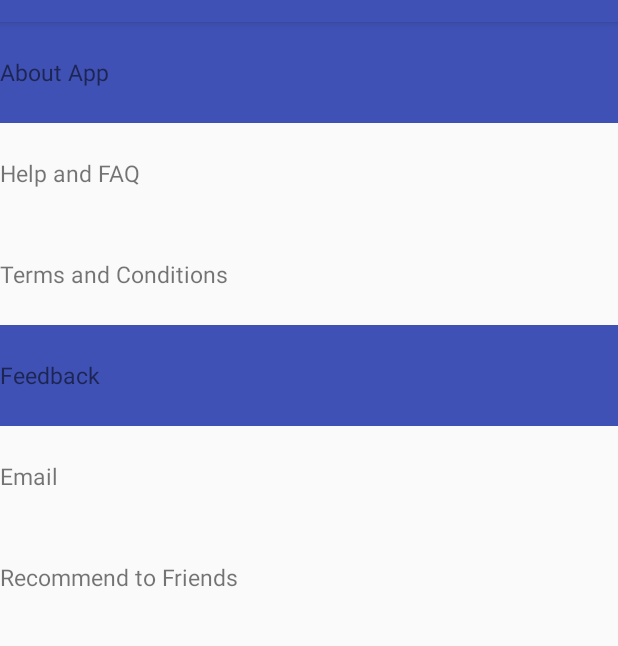
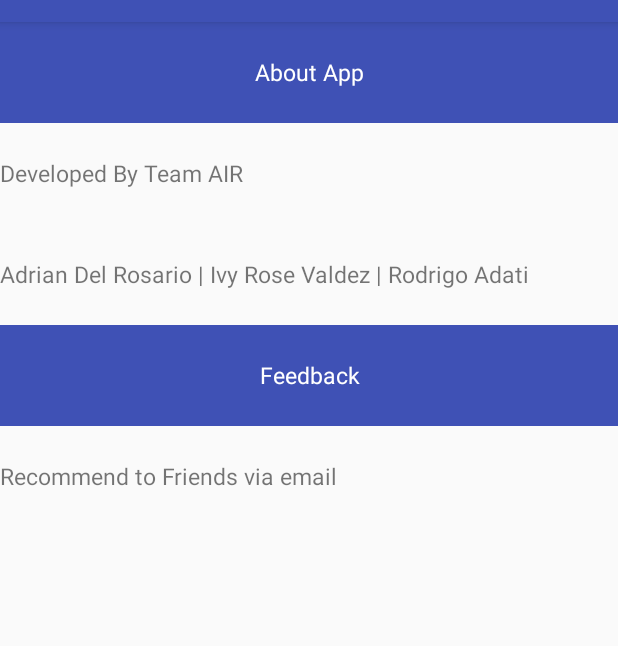
Before and after one commit to radiajan/COMP742-Mobile-Applications-Development, an Android app: the fragment FragmentAbout placed in its activity, on a phone screen of 412 x 824 dp, the part 62-708 px from its top. Run offline under Robolectric (Android 15) with nearby library versions, the phone set to English and light mode, and no system bars; our stand-ins replace Firebase (no records; nobody signed in at launch, a user with empty details on screens opened directly); libraries missing offline, so code that uses them is left out: com.firebase.ui, com.roughike.bottombar; 2 statements that could not run were skipped.

Commit message:
Deleted unused files nad changed UI

```diff
--- a/10Ants/app/src/main/AndroidManifest.xml
+++ b/10Ants/app/src/main/AndroidManifest.xml
@@ -13,8 +13,7 @@
         android:roundIcon="@mipmap/icon1"
         android:supportsRtl="true"
         android:theme="@style/AppTheme">
-        <activity android:name=".View.Login"
-            android:screenOrientation="portrait">
+        <activity android:name=".View.Login">
             <intent-filter>
                 <action android:name="android.intent.action.MAIN" />
 
--- a/10Ants/app/src/main/java/com/cornell/air/a10ants/Model/ChatMessage.java
+++ b/10Ants/app/src/main/java/com/cornell/air/a10ants/Model/ChatMessage.java
@@ -10,6 +10,10 @@ public class ChatMessage {
     private String messageText;
     private String messageUser;
     private long messageTime;
+
+    public ChatMessage(){
+
+    }
 
     public ChatMessage(String messageText, String messageUser) {
         this.messageText = messageText;
--- a/10Ants/app/src/main/java/com/cornell/air/a10ants/Model/PropertyList.java
+++ b/10Ants/app/src/main/java/com/cornell/air/a10ants/Model/PropertyList.java
@@ -36,7 +36,6 @@ public class PropertyList extends ArrayAdapter<Property> {
 
         View ListViewItem = inflater.inflate(R.layout.custom_list_property, null, true);
 
-        ImageView propImage = (ImageView) ListViewItem.findViewById(R.id.propImage);
         TextView tvName = (TextView) ListViewItem.findViewById(R.id.tvName);
         TextView tvDescription = (TextView) ListViewItem.findViewById(R.id.tvDescription);
 
--- a/10Ants/app/src/main/java/com/cornell/air/a10ants/View/addExpense.java
+++ b/10Ants/app/src/main/java/com/cornell/air/a10ants/View/addExpense.java
@@ -169,7 +169,7 @@ public class addExpense extends AppCompatActivity {
      * Set the data to the controls
      */
     private void setControlData(){
-        etAmount.setText(""+expenseAmount);
+        etAmount.setText(expenseAmount != null ? ""+expenseAmount : "");
         etPaidTo.setText(expensePaidTo);
         etPaidOn.setText(expensePaidOn);
         ArrayAdapter<CharSequence> adapter = ArrayAdapter.createFromResource(this, R.array.expense_type, android.R.layout.simple_spinner_item);
--- a/10Ants/app/src/main/res/layout/add_expenses.xml
+++ b/10Ants/app/src/main/res/layout/add_expenses.xml
@@ -27,9 +27,9 @@
         android:layout_width="200dp"
         android:layout_height="wrap_content"
         android:layout_below="@+id/tvAmount"
+        android:background="@drawable/round_edittext"
         android:ems="10"
-        android:inputType="number"
-        android:background="@drawable/round_edittext"/>
+        android:inputType="numberDecimal" />
 
     <TextView
         android:id="@+id/tvCategory"
--- a/10Ants/app/src/main/res/layout/attach_expenses.xml
+++ b/10Ants/app/src/main/res/layout/attach_expenses.xml
@@ -1,6 +1,5 @@
 
 <RelativeLayout xmlns:android="http://schemas.android.com/apk/res/android"
-    android:background="@color/colorBlue"
     android:orientation="vertical"
     android:layout_width="fill_parent"
     android:layout_height="fill_parent">
--- a/10Ants/app/src/main/res/layout/attach_receipt.xml
+++ b/10Ants/app/src/main/res/layout/attach_receipt.xml
@@ -1,6 +1,5 @@
 
 <RelativeLayout xmlns:android="http://schemas.android.com/apk/res/android"
-    android:background="@color/colorBlue"
     android:orientation="vertical"
     android:layout_width="fill_parent"
     android:layout_height="fill_parent">
--- a/10Ants/app/src/main/res/layout/f_about.xml
+++ b/10Ants/app/src/main/res/layout/f_about.xml
@@ -10,6 +10,8 @@
         <TextView
             android:text="@string/about_app"
             android:layout_gravity="center_vertical"
+            android:textAlignment="center"
+            android:textColor="@color/cardview_light_background"
             android:textSize="15sp"/>
     </TableRow>
 
@@ -19,7 +21,7 @@
         android:layout_height="67dp"
         android:layout_below="@id/trAbout">
         <TextView
-            android:text="@string/help"
+            android:text="@string/developed_by"
             android:layout_gravity="center_vertical"
             android:textSize="15sp"/>
     </TableRow>
@@ -30,7 +32,7 @@
         android:layout_height="67dp"
         android:layout_below="@id/trHelpFAQ">
         <TextView
-            android:text="@string/terms_conditions"
+            android:text="@string/team_members"
             android:layout_gravity="center_vertical"
             android:textSize="15sp"/>
     </TableRow>
@@ -44,6 +46,8 @@
         <TextView
             android:text="@string/feedback"
             android:layout_gravity="center_vertical"
+            android:textAlignment="center"
+            android:textColor="@color/cardview_light_background"
             android:textSize="15sp"/>
     </TableRow>
 
@@ -54,19 +58,8 @@
         android:layout_below="@id/trFeedback">
         <TextView
             android:id="@+id/tvEmail"
-            android:text="@string/email"
+            android:text="@string/recommend_friends"
             android:layout_gravity="center_vertical"
             android:textSize="15sp" />
     </TableRow>
-
-    <TableRow
-        android:id="@+id/trRecommend"
-        android:layout_width="match_parent"
-        android:layout_height="67dp"
-        android:layout_below="@id/trEmail">
-        <TextView
-            android:text="@string/recommend_friends"
-            android:layout_gravity="center_vertical"
-            android:textSize="15sp"/>
-    </TableRow>
 </RelativeLayout>
--- a/10Ants/app/src/main/res/layout/f_overview_landlord.xml
+++ b/10Ants/app/src/main/res/layout/f_overview_landlord.xml
@@ -10,6 +10,7 @@
             android:id="@+id/btnAddPropertyLandlord"
             android:layout_height="wrap_content"
             android:layout_width="match_parent"
+            android:background="@color/tenantsGreen"
             android:text="@string/add_property" />
 
         <ListView
--- a/10Ants/app/src/main/res/layout/f_overview_tenant.xml
+++ b/10Ants/app/src/main/res/layout/f_overview_tenant.xml
@@ -13,6 +13,8 @@
                 <TextView
                     android:text="@string/information_property"
                     android:layout_gravity="center_vertical"
+                    android:textAlignment="center"
+                    android:textColor="@color/cardview_light_background"
                     android:textSize="15sp"/>
         </TableRow>
 
@@ -57,6 +59,8 @@
                 <TextView
                     android:text="@string/tenants"
                     android:layout_gravity="center_vertical"
+                    android:textColor="@color/cardview_light_background"
+                    android:textAlignment="center"
                     android:textSize="15sp"/>
         </TableRow>
         <ListView
--- a/10Ants/app/src/main/res/layout/f_report_landlord.xml
+++ b/10Ants/app/src/main/res/layout/f_report_landlord.xml
@@ -3,7 +3,6 @@
     xmlns:app="http://schemas.android.com/apk/res-auto"
     xmlns:tools="http://schemas.android.com/tools"
     android:layout_width="match_parent" android:layout_height="match_parent"
-    android:background="@color/colorBlue"
     android:padding="16dp">
 
     <ListView
--- a/10Ants/app/src/main/res/layout/report_detail.xml
+++ b/10Ants/app/src/main/res/layout/report_detail.xml
@@ -2,8 +2,7 @@
 <RelativeLayout xmlns:android="http://schemas.android.com/apk/res/android"
     android:layout_width="match_parent"
     android:layout_height="match_parent"
-    android:orientation="vertical"
-    android:background="@color/colorBlue">
+    android:orientation="vertical">
 
     <TextView
         android:id="@+id/tvTitle"
--- a/10Ants/app/src/main/res/values/colors.xml
+++ b/10Ants/app/src/main/res/values/colors.xml
@@ -6,4 +6,5 @@
     <color name="colorGray">#507a87</color>
     <color name="colorBlue">#bbdfe3</color>
     <color name="colororange">#b27300</color>
+    <color name="tenantsGreen">#ccffcc</color>
 </resources>
--- a/10Ants/app/src/main/res/values/strings.xml
+++ b/10Ants/app/src/main/res/values/strings.xml
@@ -3,11 +3,11 @@
     <string name="tenants">Tenants</string>
     <string name="expenses">Expenses</string>
     <string name="about_app">About App</string>>
-    <string name="help">Help and FAQ</string>
-    <string name="terms_conditions">Terms and Conditions</string>
+    <string name="developed_by">Developed By Team AIR</string>
+    <string name="team_members">Adrian Del Rosario | Ivy Rose Valdez | Rodrigo Adati</string>
     <string name="feedback">Feedback</string>
     <string name="email">Email</string>
-    <string name="recommend_friends">Recommend to Friends</string>
+    <string name="recommend_friends">Recommend to Friends via email</string>
     <string name="name">Name</string>
     <string name="address">Address</string>
     <string name="description">Description</string>
@@ -31,7 +31,7 @@
     <string name="save_expense">Save Expense</string>
     <string name="save_tenant">Save Tenant</string>
     <string name="select_property">Select Property</string>
-    <string name = "select_expense">Select Expense</string>
+    <string name="select_expense">Select Expense</string>
     <string name="property_type">Property Type</string>
     <string name="property_name">Name:</string>
     <string name="property_address">Address:</string>
@@ -50,6 +50,7 @@
     </array>
 
     <array name="expense_type">
+        <item>Rent</item>
         <item>Water</item>
         <item>Power</item>
         <item>Internet</item>
```
Also changed, not shown: 10Ants/app/src/main/java/com/cornell/air/a10ants/ReportAttachment/ExpenseDetails.java (deleted, +0 -73 lines), 10Ants/app/src/main/java/com/cornell/air/a10ants/ReportAttachment/ReceiptPhoto.java (deleted, +0 -72 lines), 10Ants/app/src/main/res/layout/attach_report.xml (deleted, +0 -32 lines), 10Ants/app/src/main/res/layout/custom_list_property.xml (+5 -23 lines), 10Ants/app/src/main/res/layout/f_report_tenant.xml (+9 -11 lines), 10Ants/app/src/main/res/layout/receipt_photo.xml (deleted, +0 -39 lines).
